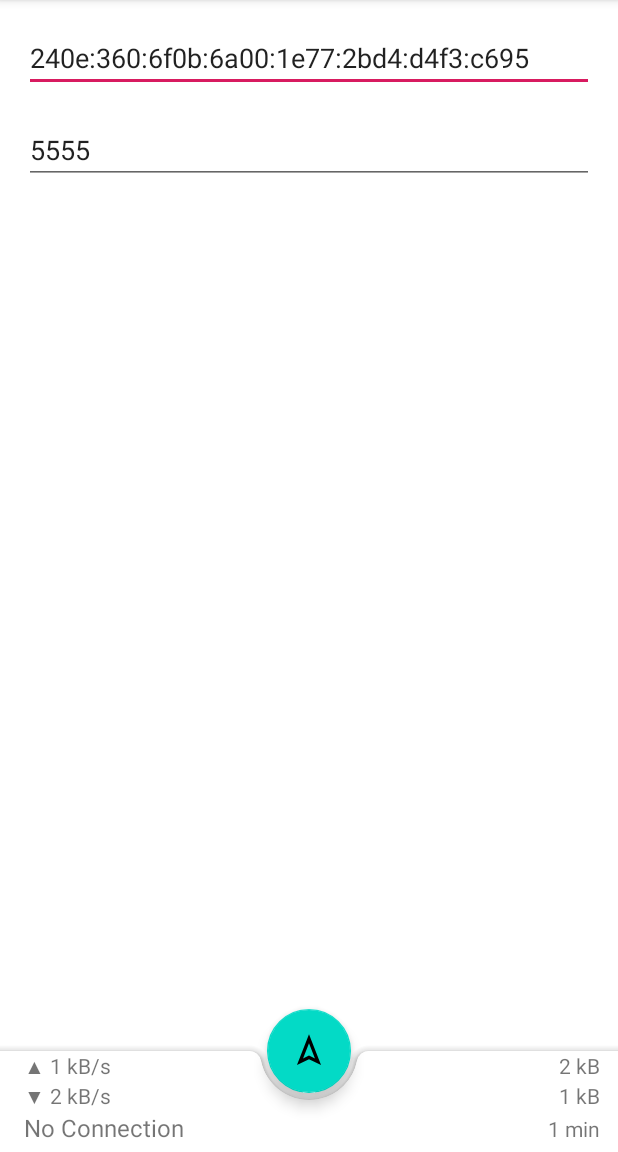
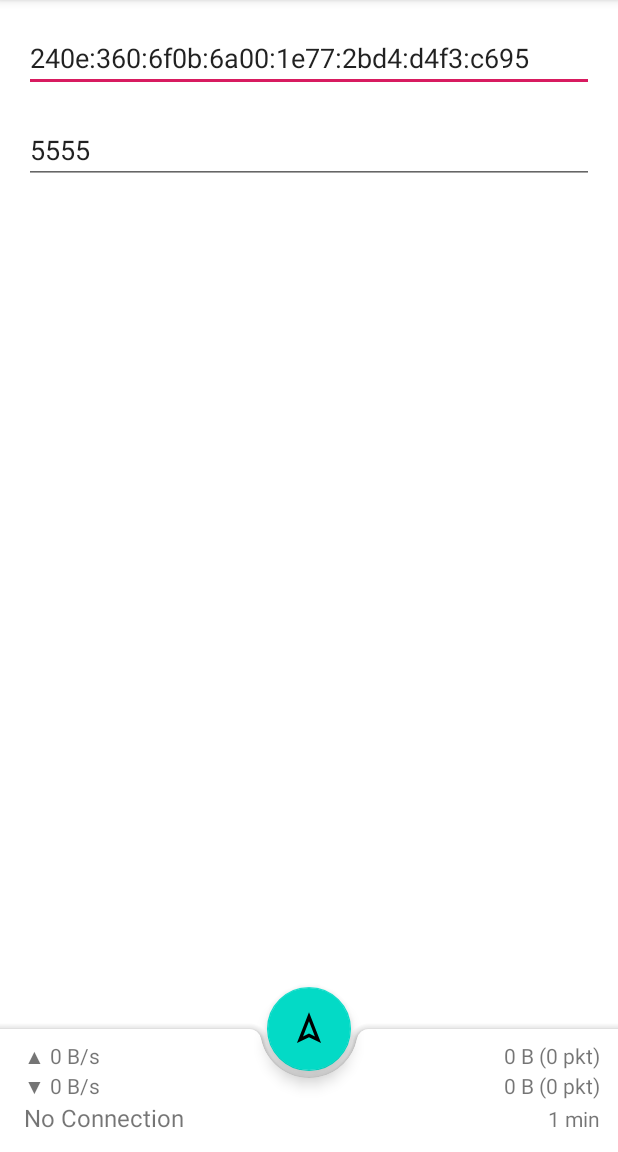
Before and after one commit to li-plus/4over6-android, an Android app: the screen it shows after launch (MainActivity), on a phone screen of 412 x 824 dp, the part 84-1236 px from its top. Run offline under Robolectric (Android 15) with nearby library versions, the phone set to English and light mode, and no system bars; our stand-ins replace ButterKnife; 2 statements that could not run were skipped.

Commit message:
adjust ui

```diff
--- a/app/src/main/res/layout/activity_main.xml
+++ b/app/src/main/res/layout/activity_main.xml
@@ -38,7 +38,9 @@
         android:id="@+id/bar_stats"
         android:layout_width="match_parent"
         android:layout_height="wrap_content"
-        android:layout_gravity="bottom">
+        android:layout_gravity="bottom"
+        android:paddingTop="8sp"
+        android:paddingBottom="12sp">
 
         <LinearLayout
             android:layout_width="match_parent"
@@ -55,7 +57,7 @@
                     android:id="@+id/tv_upload_speed"
                     android:layout_width="wrap_content"
                     android:layout_height="wrap_content"
-                    android:text="▲ 1 kB/s" />
+                    android:text="▲ 0 B/s" />
 
                 <View
                     android:layout_width="0sp"
@@ -66,7 +68,7 @@
                     android:id="@+id/tv_upload_bytes"
                     android:layout_width="wrap_content"
                     android:layout_height="wrap_content"
-                    android:text="2 kB" />
+                    android:text="0 B (0 pkt)" />
             </LinearLayout>
 
             <LinearLayout
@@ -78,7 +80,7 @@
                     android:id="@+id/tv_download_speed"
                     android:layout_width="wrap_content"
                     android:layout_height="wrap_content"
-                    android:text="▼ 2 kB/s" />
+                    android:text="▼ 0 B/s" />
 
                 <View
                     android:layout_width="0sp"
@@ -89,14 +91,13 @@
                     android:id="@+id/tv_download_bytes"
                     android:layout_width="wrap_content"
                     android:layout_height="wrap_content"
-                    android:text="1 kB" />
+                    android:text="0 B (0 pkt)" />
             </LinearLayout>
 
             <LinearLayout
                 android:layout_width="match_parent"
                 android:layout_height="wrap_content"
-                android:orientation="horizontal"
-                android:paddingBottom="5sp">
+                android:orientation="horizontal">
 
                 <TextView
                     android:id="@+id/tv_connect_status"
```
